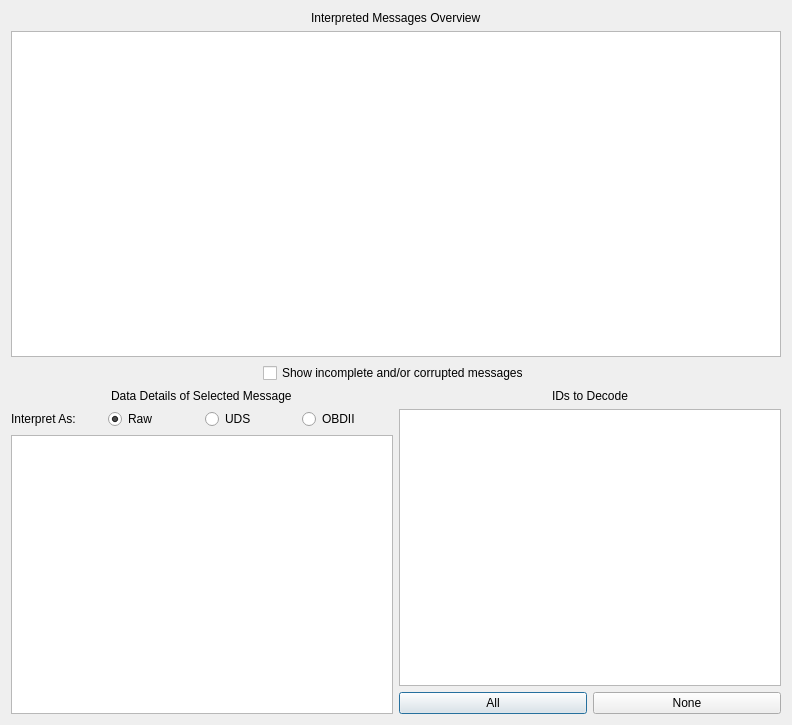
Above: ui/isotp_interpreterwindow.ui from collin80/SavvyCAN before the change. Below: the same form after it.
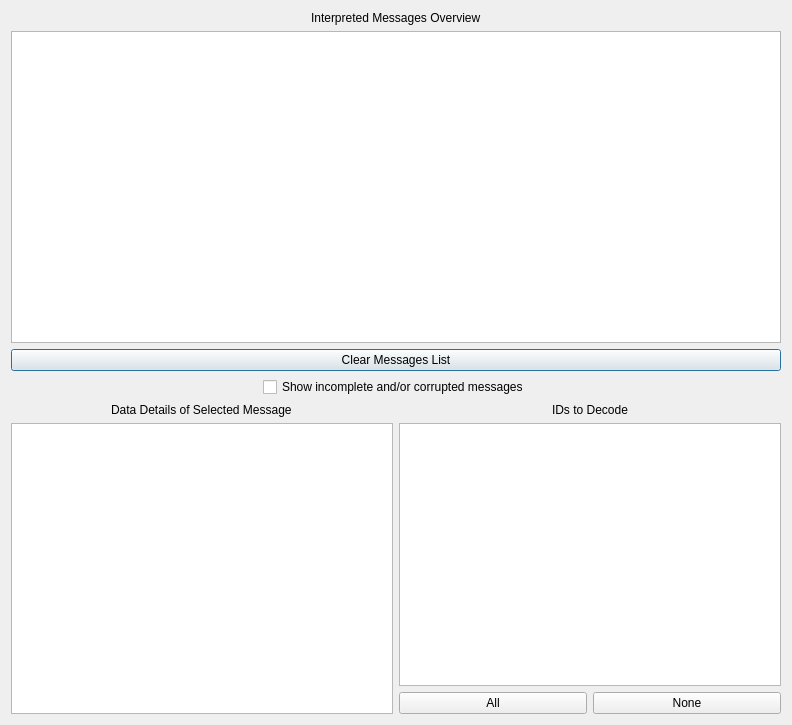
That is the form after the change.

Commit message:
Fixed ISOTP Interpreter Window - It functions again.
Also added UDS decoding to the ISOTP window. An attempt is made to see
if a frame looks like UDS and then it is decoded.

Also, some code clean up to remove some compiler warnings. There's a
LONG way to go still.

```diff
--- a/ui/isotp_interpreterwindow.ui
+++ b/ui/isotp_interpreterwindow.ui
@@ -24,6 +24,13 @@
    <item>
     <widget class="QTableWidget" name="tableIsoFrames"/>
    </item>
+   <item>
+    <widget class="QPushButton" name="btnClearList">
+     <property name="text">
+      <string>Clear Messages List</string>
+     </property>
+    </widget>
+   </item>
    <item alignment="Qt::AlignHCenter">
     <widget class="QCheckBox" name="cbShowIncomplete">
      <property name="text">
@@ -43,42 +50,14 @@
         </widget>
        </item>
        <item>
-        <layout class="QHBoxLayout" name="horizontalLayout_3">
-         <item>
-          <widget class="QLabel" name="label_3">
-           <property name="text">
-            <string>Interpret As:</string>
-           </property>
-          </widget>
-         </item>
-         <item>
-          <widget class="QRadioButton" name="rbRaw">
-           <property name="text">
-            <string>Raw</string>
-           </property>
-           <property name="checked">
-            <bool>true</bool>
-           </property>
-          </widget>
-         </item>
-         <item>
-          <widget class="QRadioButton" name="rbUDS">
-           <property name="text">
-            <string>UDS</string>
-           </property>
-          </widget>
-         </item>
-         <item>
-          <widget class="QRadioButton" name="rbOBDII">
-           <property name="text">
-            <string>OBDII</string>
-           </property>
-          </widget>
-         </item>
-        </layout>
+        <layout class="QHBoxLayout" name="horizontalLayout_3"/>
        </item>
        <item>
-        <widget class="QTextBrowser" name="txtFrameDetails"/>
+        <widget class="QPlainTextEdit" name="txtFrameDetails">
+         <property name="readOnly">
+          <bool>true</bool>
+         </property>
+        </widget>
        </item>
       </layout>
      </item>
```
The commit also changes 12 other files.
